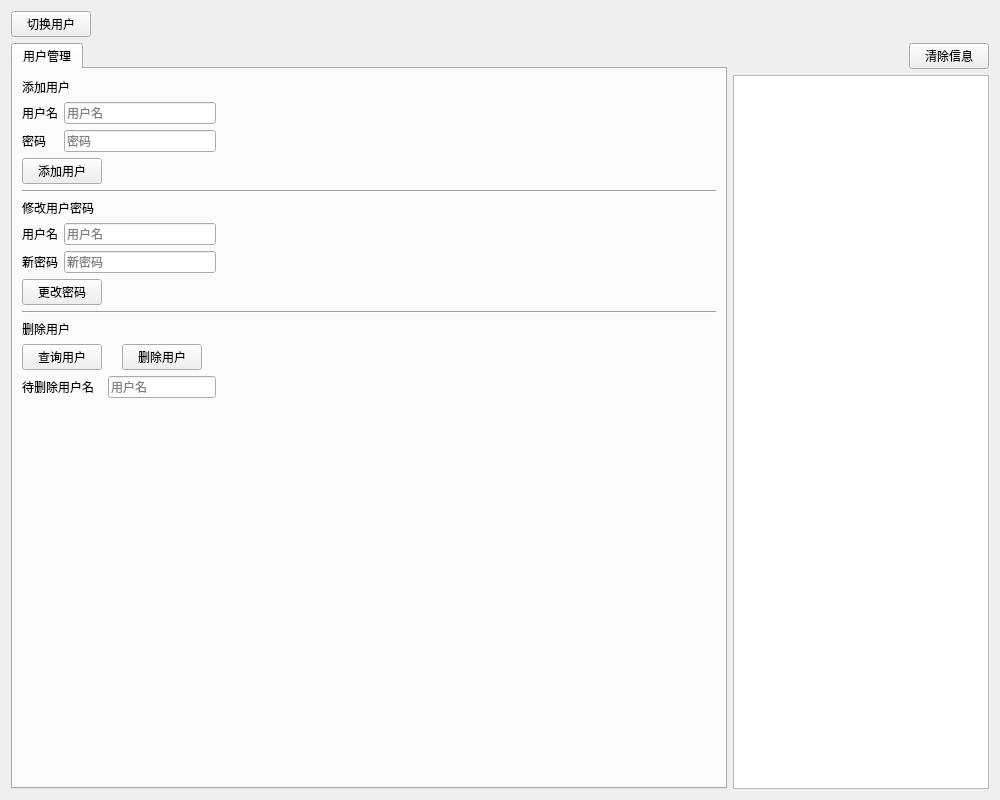
Old version of the form src/ui/manageWindow.ui in the repository CcooLcyy/checker.
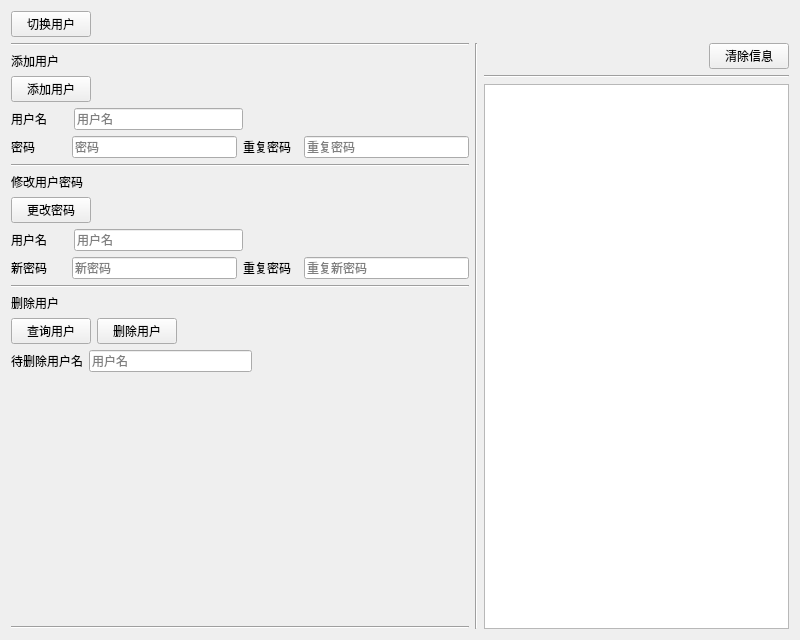
New version of the form.

What changed in the file:
```diff
--- a/src/ui/manageWindow.ui
+++ b/src/ui/manageWindow.ui
@@ -6,22 +6,14 @@
    <rect>
     <x>0</x>
     <y>0</y>
-    <width>1000</width>
-    <height>800</height>
+    <width>800</width>
+    <height>640</height>
    </rect>
   </property>
-  <property name="minimumSize">
-   <size>
-    <width>1000</width>
-    <height>800</height>
-   </size>
-  </property>
   <property name="windowTitle">
    <string>管理界面</string>
   </property>
-  <layout class="QGridLayout" name="gridLayout">
-   <item row="0" column="0" colspan="2">
-    <layout class="QHBoxLayout" name="horizontalLayout_3">
+  <layout class="QVBoxLayout" name="verticalLayout_3">
      <item alignment="Qt::AlignLeft">
       <widget class="QPushButton" name="changeUserButton">
        <property name="text">
@@ -29,156 +21,41 @@
        </property>
       </widget>
      </item>
-    </layout>
-   </item>
-   <item row="2" column="1">
+   <item>
+    <layout class="QHBoxLayout" name="horizontalLayout_7" stretch="3,1,2">
+     <item>
     <layout class="QVBoxLayout" name="verticalLayout">
-     <item alignment="Qt::AlignRight">
-      <widget class="QPushButton" name="clearManageInfoShowButton">
-       <property name="text">
-        <string>清除信息</string>
-       </property>
-      </widget>
-     </item>
-     <item alignment="Qt::AlignRight">
-      <widget class="QPlainTextEdit" name="manageInfoShow"/>
-     </item>
-    </layout>
-   </item>
-   <item row="2" column="0">
-    <layout class="QGridLayout" name="gridLayout_2">
-     <item row="1" column="1">
-      <widget class="QTabWidget" name="tabWidget">
-       <property name="currentIndex">
-        <number>0</number>
-       </property>
-       <widget class="QWidget" name="tab">
-        <attribute name="title">
-         <string>用户管理</string>
-        </attribute>
-        <layout class="QGridLayout" name="gridLayout_3">
-         <item row="4" column="0" colspan="4">
+       <item>
           <widget class="Line" name="line">
            <property name="orientation">
             <enum>Qt::Horizontal</enum>
            </property>
           </widget>
          </item>
-         <item row="0" column="0">
+       <item>
           <widget class="QLabel" name="label_5">
            <property name="text">
             <string>添加用户</string>
            </property>
           </widget>
          </item>
-         <item row="6" column="0" colspan="3">
-          <layout class="QGridLayout" name="gridLayout_8">
-           <item row="1" column="0">
-            <widget class="QPushButton" name="changePasswordButton">
-             <property name="text">
-              <string>更改密码</string>
-             </property>
-            </widget>
-           </item>
-           <item row="1" column="1">
-            <spacer name="horizontalSpacer_3">
-             <property name="orientation">
-              <enum>Qt::Horizontal</enum>
-             </property>
-             <property name="sizeHint" stdset="0">
-              <size>
-               <width>40</width>
-               <height>20</height>
-              </size>
-             </property>
-            </spacer>
-           </item>
-           <item row="0" column="0" colspan="2">
-            <layout class="QGridLayout" name="gridLayout_7">
-             <item row="3" column="0">
-              <widget class="QLabel" name="label_3">
-               <property name="text">
-                <string>新密码</string>
-               </property>
-              </widget>
-             </item>
-             <item row="3" column="1">
-              <widget class="QLineEdit" name="changeUserPasswordEdit">
-               <property name="placeholderText">
-                <string>新密码</string>
-               </property>
-              </widget>
-             </item>
-             <item row="1" column="1">
-              <widget class="QLineEdit" name="changeUserNameEdit">
-               <property name="placeholderText">
-                <string>用户名</string>
-               </property>
-              </widget>
-             </item>
-             <item row="1" column="0">
-              <widget class="QLabel" name="label_4">
-               <property name="text">
-                <string>用户名</string>
-               </property>
-              </widget>
-             </item>
-            </layout>
-           </item>
-          </layout>
-         </item>
-         <item row="10" column="0">
-          <spacer name="verticalSpacer">
-           <property name="orientation">
-            <enum>Qt::Vertical</enum>
-           </property>
-           <property name="sizeHint" stdset="0">
-            <size>
-             <width>20</width>
-             <height>40</height>
-            </size>
-           </property>
-          </spacer>
-         </item>
-         <item row="3" column="0" colspan="3">
-          <layout class="QGridLayout" name="gridLayout_5">
-           <item row="1" column="1">
-            <spacer name="horizontalSpacer_2">
-             <property name="orientation">
-              <enum>Qt::Horizontal</enum>
-             </property>
-             <property name="sizeHint" stdset="0">
-              <size>
-               <width>40</width>
-               <height>20</height>
-              </size>
-             </property>
-            </spacer>
-           </item>
-           <item row="1" column="0">
+       <item alignment="Qt::AlignLeft">
             <widget class="QPushButton" name="addUserButton">
              <property name="text">
               <string>添加用户</string>
              </property>
             </widget>
            </item>
-           <item row="0" column="0" colspan="2">
-            <layout class="QGridLayout" name="gridLayout_4">
-             <item row="0" column="0">
+       <item>
+        <layout class="QHBoxLayout" name="horizontalLayout" stretch="1,3,4">
+         <item>
               <widget class="QLabel" name="label_2">
                <property name="text">
                 <string>用户名</string>
                </property>
               </widget>
              </item>
-             <item row="1" column="0">
-              <widget class="QLabel" name="label">
-               <property name="text">
-                <string>密码</string>
-               </property>
-              </widget>
-             </item>
-             <item row="0" column="1">
+         <item>
               <widget class="QLineEdit" name="addUserNameEdit">
                <property name="accessibleDescription">
                 <string/>
@@ -194,87 +71,263 @@
                </property>
               </widget>
              </item>
-             <item row="1" column="1">
+         <item>
+          <spacer name="horizontalSpacer">
+           <property name="orientation">
+            <enum>Qt::Horizontal</enum>
+           </property>
+           <property name="sizeHint" stdset="0">
+            <size>
+             <width>40</width>
+             <height>20</height>
+            </size>
+           </property>
+          </spacer>
+         </item>
+        </layout>
+       </item>
+       <item>
+        <layout class="QHBoxLayout" name="horizontalLayout_2" stretch="1,3,1,3">
+         <item>
+          <widget class="QLabel" name="label">
+           <property name="text">
+            <string>密码</string>
+           </property>
+          </widget>
+         </item>
+         <item>
               <widget class="QLineEdit" name="addUserPasswordEdit">
                <property name="placeholderText">
                 <string>密码</string>
                </property>
               </widget>
              </item>
-            </layout>
-           </item>
-          </layout>
-         </item>
-         <item row="7" column="0" colspan="4">
+         <item>
+          <widget class="QLabel" name="label_10">
+           <property name="text">
+            <string>重复密码</string>
+           </property>
+          </widget>
+         </item>
+         <item>
+          <widget class="QLineEdit" name="addUserPasswordEdit_2">
+           <property name="placeholderText">
+            <string>重复密码</string>
+           </property>
+          </widget>
+         </item>
+        </layout>
+       </item>
+       <item>
           <widget class="Line" name="line_2">
            <property name="orientation">
             <enum>Qt::Horizontal</enum>
            </property>
           </widget>
          </item>
-         <item row="8" column="0">
-          <widget class="QLabel" name="label_7">
-           <property name="text">
-            <string>删除用户</string>
-           </property>
-          </widget>
-         </item>
-         <item row="3" column="3">
-          <spacer name="horizontalSpacer">
-           <property name="orientation">
-            <enum>Qt::Horizontal</enum>
-           </property>
-           <property name="sizeHint" stdset="0">
-            <size>
-             <width>40</width>
-             <height>20</height>
-            </size>
-           </property>
-          </spacer>
-         </item>
-         <item row="5" column="0">
+       <item>
           <widget class="QLabel" name="label_6">
            <property name="text">
             <string>修改用户密码</string>
            </property>
           </widget>
          </item>
-         <item row="9" column="0" colspan="3">
-          <layout class="QGridLayout" name="gridLayout_6">
-           <item row="1" column="0">
-            <widget class="QLabel" name="label_8">
+       <item alignment="Qt::AlignLeft">
+        <widget class="QPushButton" name="changePasswordButton">
              <property name="text">
-              <string>待删除用户名</string>
+          <string>更改密码</string>
              </property>
             </widget>
            </item>
-           <item row="1" column="1">
-            <widget class="QLineEdit" name="deleteUserEdit">
+       <item>
+        <layout class="QHBoxLayout" name="horizontalLayout_3" stretch="1,3,4">
+         <item>
+          <widget class="QLabel" name="label_4">
+           <property name="text">
+            <string>用户名</string>
+           </property>
+          </widget>
+         </item>
+         <item>
+          <widget class="QLineEdit" name="changeUserNameEdit">
              <property name="placeholderText">
               <string>用户名</string>
              </property>
             </widget>
            </item>
-           <item row="0" column="0" alignment="Qt::AlignHCenter">
+         <item>
+          <spacer name="horizontalSpacer_2">
+           <property name="orientation">
+            <enum>Qt::Horizontal</enum>
+           </property>
+           <property name="sizeHint" stdset="0">
+            <size>
+             <width>40</width>
+             <height>20</height>
+            </size>
+           </property>
+          </spacer>
+         </item>
+        </layout>
+       </item>
+       <item>
+        <layout class="QHBoxLayout" name="horizontalLayout_4" stretch="1,3,1,3">
+         <item>
+          <widget class="QLabel" name="label_3">
+           <property name="text">
+            <string>新密码</string>
+           </property>
+          </widget>
+         </item>
+         <item>
+          <widget class="QLineEdit" name="changeUserPasswordEdit">
+           <property name="placeholderText">
+            <string>新密码</string>
+           </property>
+          </widget>
+         </item>
+         <item>
+          <widget class="QLabel" name="label_9">
+           <property name="text">
+            <string>重复密码</string>
+           </property>
+          </widget>
+         </item>
+         <item>
+          <widget class="QLineEdit" name="changeUserPasswordEdit_2">
+           <property name="placeholderText">
+            <string>重复新密码</string>
+           </property>
+          </widget>
+         </item>
+        </layout>
+       </item>
+       <item>
+        <widget class="Line" name="line_3">
+         <property name="orientation">
+          <enum>Qt::Horizontal</enum>
+         </property>
+        </widget>
+       </item>
+       <item>
+        <widget class="QLabel" name="label_7">
+         <property name="text">
+          <string>删除用户</string>
+         </property>
+        </widget>
+       </item>
+       <item>
+        <layout class="QHBoxLayout" name="horizontalLayout_5">
+         <item>
             <widget class="QPushButton" name="queryUserButton">
              <property name="text">
               <string>查询用户</string>
              </property>
             </widget>
            </item>
-           <item row="0" column="1" alignment="Qt::AlignHCenter">
+         <item>
             <widget class="QPushButton" name="deleteUserButton">
              <property name="text">
               <string>删除用户</string>
              </property>
             </widget>
            </item>
-          </layout>
-         </item>
+         <item>
+          <spacer name="horizontalSpacer_3">
+           <property name="orientation">
+            <enum>Qt::Horizontal</enum>
+           </property>
+           <property name="sizeHint" stdset="0">
+            <size>
+             <width>40</width>
+             <height>20</height>
+            </size>
+           </property>
+          </spacer>
+         </item>
+        </layout>
+       </item>
+       <item>
+        <layout class="QHBoxLayout" name="horizontalLayout_6" stretch="1,3,4">
+         <item>
+          <widget class="QLabel" name="label_8">
+           <property name="text">
+            <string>待删除用户名</string>
+           </property>
+          </widget>
+         </item>
+         <item>
+          <widget class="QLineEdit" name="deleteUserEdit">
+           <property name="placeholderText">
+            <string>用户名</string>
+           </property>
+          </widget>
+         </item>
+         <item>
+          <spacer name="horizontalSpacer_4">
+           <property name="orientation">
+            <enum>Qt::Horizontal</enum>
+           </property>
+           <property name="sizeHint" stdset="0">
+            <size>
+             <width>40</width>
+             <height>20</height>
+            </size>
+           </property>
+          </spacer>
+         </item>
         </layout>
-       </widget>
+       </item>
+       <item>
+        <spacer name="verticalSpacer">
+         <property name="orientation">
+          <enum>Qt::Vertical</enum>
+         </property>
+         <property name="sizeHint" stdset="0">
+          <size>
+           <width>20</width>
+           <height>40</height>
+          </size>
+         </property>
+        </spacer>
+       </item>
+       <item>
+        <widget class="Line" name="line_5">
+         <property name="orientation">
+          <enum>Qt::Horizontal</enum>
+         </property>
+        </widget>
+       </item>
+      </layout>
+     </item>
+     <item>
+      <widget class="Line" name="line_4">
+       <property name="orientation">
+        <enum>Qt::Vertical</enum>
+       </property>
       </widget>
      </item>
+     <item>
+      <layout class="QVBoxLayout" name="verticalLayout_2">
+       <item alignment="Qt::AlignRight">
+        <widget class="QPushButton" name="clearManageInfoShowButton">
+         <property name="text">
+          <string>清除信息</string>
+         </property>
+        </widget>
+       </item>
+       <item>
+        <widget class="Line" name="line_6">
+         <property name="orientation">
+          <enum>Qt::Horizontal</enum>
+         </property>
+        </widget>
+       </item>
+       <item>
+        <widget class="QPlainTextEdit" name="manageInfoShow"/>
+       </item>
+      </layout>
+     </item>
     </layout>
    </item>
   </layout>
```
Lines whose indentation alone changed are shown as unchanged.
